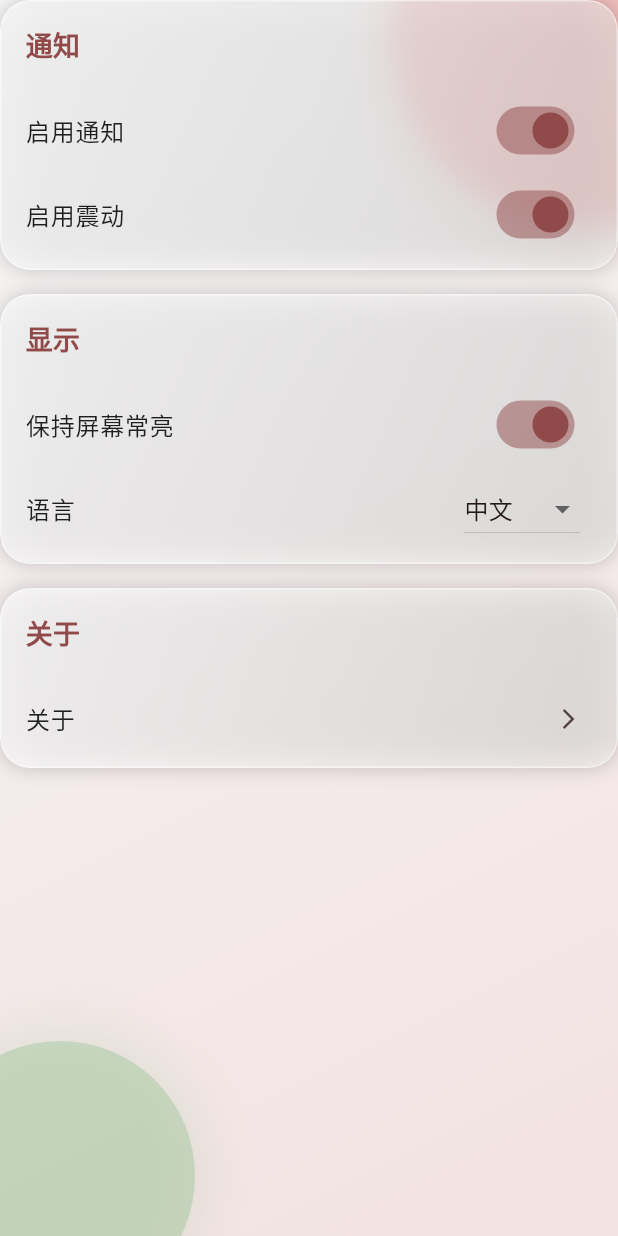
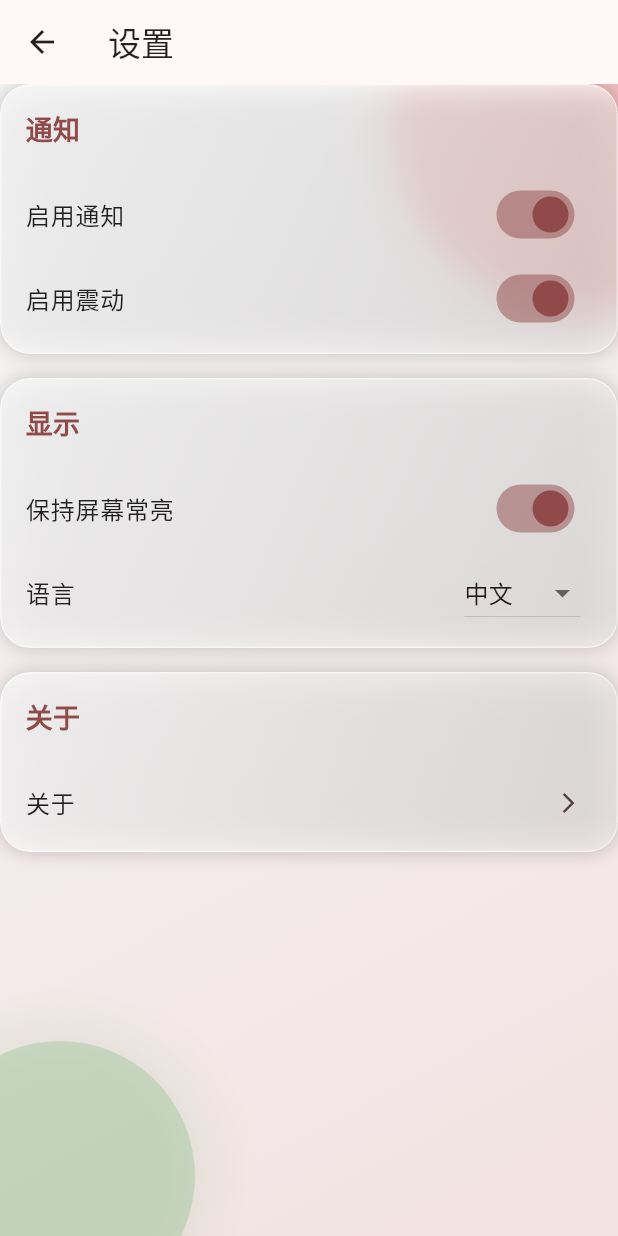
Before and after one commit to 350050183/tommato_timer, a Flutter app: the SettingsScreen screen opened by its route, on a phone screen of 412 x 824 dp. Run offline on Flutter 3.47's test engine with Material 3 defaults, Android fonts, the light colour scheme and no system bars; our stand-ins replace audioplayers, flutter_local_notifications, shared_preferences, vibration, webview_flutter; missing offline and left inert: model_viewer_plus, webview_flutter_android, webview_flutter_wkwebview; accounts and stored records are empty.

Commit message:
add nav bar on header

```diff
--- a/lib/screens/settings_screen.dart
+++ b/lib/screens/settings_screen.dart
@@ -17,6 +17,25 @@ class SettingsScreen extends StatelessWidget {
     final settings = settingsModel.settings;
 
     return Scaffold(
+      appBar: AppBar(
+        backgroundColor: Colors.transparent,
+        elevation: 0,
+        leading: IconButton(
+          icon: Icon(
+            Icons.arrow_back,
+            color: isDarkMode ? Colors.white : Colors.black87,
+          ),
+          onPressed: () {
+            Navigator.pop(context);
+          },
+        ),
+        title: Text(
+          l10n.settings,
+          style: TextStyle(
+            color: isDarkMode ? Colors.white : Colors.black87,
+          ),
+        ),
+      ),
       body: GlassmorphicBackground(
         useGradient: true,
         child: SafeArea(
```
